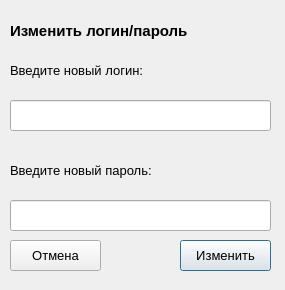
The window that editprofiledialog.ui (vBykoff/bd3) describes before a commit, drawn with Qt 5.
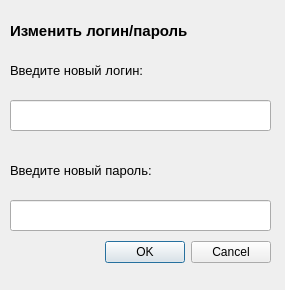
The same window after the commit.

Patch:
```diff
--- a/editprofiledialog.ui
+++ b/editprofiledialog.ui
@@ -89,40 +89,17 @@
     </rect>
    </property>
   </widget>
-  <widget class="QPushButton" name="changeButton">
-   <property name="geometry">
-    <rect>
-     <x>180</x>
-     <y>240</y>
-     <width>91</width>
-     <height>31</height>
-    </rect>
-   </property>
-   <property name="font">
-    <font>
-     <pointsize>10</pointsize>
-    </font>
-   </property>
-   <property name="text">
-    <string>Изменить</string>
-   </property>
-  </widget>
-  <widget class="QPushButton" name="cancelButton">
+  <widget class="QDialogButtonBox" name="buttonBox">
    <property name="geometry">
     <rect>
      <x>10</x>
      <y>240</y>
-     <width>91</width>
-     <height>31</height>
+     <width>261</width>
+     <height>25</height>
     </rect>
    </property>
-   <property name="font">
-    <font>
-     <pointsize>10</pointsize>
-    </font>
-   </property>
-   <property name="text">
-    <string>Отмена</string>
+   <property name="standardButtons">
+    <set>QDialogButtonBox::Cancel|QDialogButtonBox::Ok</set>
    </property>
   </widget>
  </widget>
```
Left out of the diff: 4 changed lines with no effect on the pictures.
